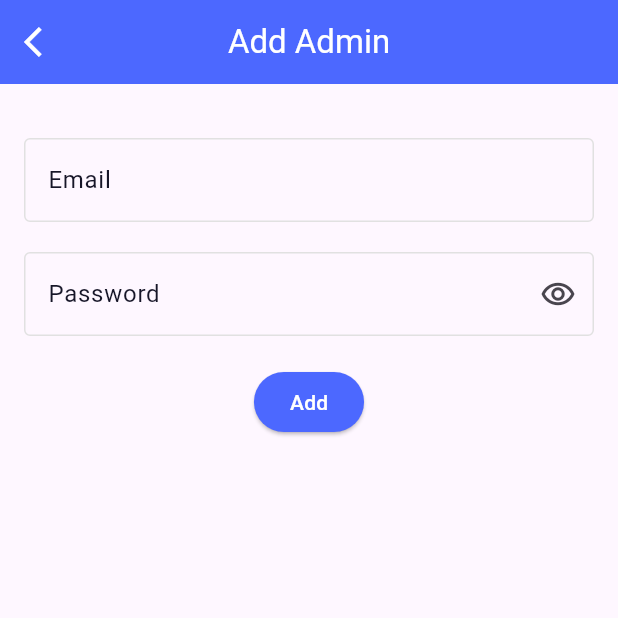
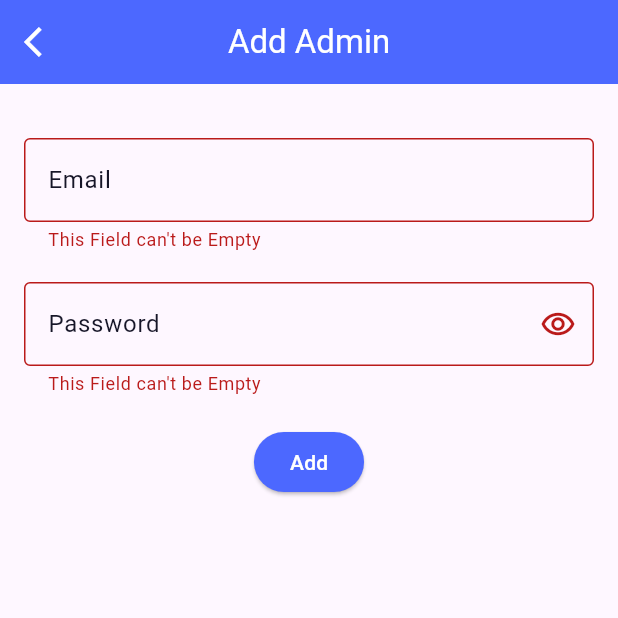
Before and after one commit to blalfayed/ecommerce_supabase_admin, a Flutter app: the AddAdminView screen opened directly, after a tap on "Add", on a phone screen of 412 x 824 dp, the top half of it. Run offline on Flutter 3.47's test engine with Material 3 defaults, Android fonts, the phone set to English and light mode, and no system bars; our stand-ins replace bloc, cached_network_image, dio, flutter_bloc.

Commit message:
add admin part 2

```diff
--- a/lib/features/add_admin/cubit/cubit/add_admin_cubit.dart
+++ b/lib/features/add_admin/cubit/cubit/add_admin_cubit.dart
@@ -22,6 +22,7 @@ class AddAdminCubit extends Cubit<AddAdminState> {
         emit(AddAdminError(msgError: response.data["msg"]));
       }
     } catch (e) {
+      print(e.toString());
       emit(AddAdminError(msgError: "Something Went Wrong, Please Try Again"));
     }
   }
--- a/lib/features/add_admin/views/add_admin_view.dart
+++ b/lib/features/add_admin/views/add_admin_view.dart
@@ -1,7 +1,13 @@
+import 'package:ecommerce_supabase_admin/core/components/custom_circle_pro_ind.dart';
 import 'package:ecommerce_supabase_admin/core/components/custom_elevated_button.dart';
 import 'package:ecommerce_supabase_admin/core/components/custom_search_field.dart';
 import 'package:ecommerce_supabase_admin/core/functions/build_custom_app_bar.dart';
+import 'package:ecommerce_supabase_admin/core/functions/navigate_without_back.dart';
+import 'package:ecommerce_supabase_admin/core/functions/show_msg.dart';
+import 'package:ecommerce_supabase_admin/features/add_admin/cubit/cubit/add_admin_cubit.dart';
+import 'package:ecommerce_supabase_admin/features/auth/view/login_view.dart';
 import 'package:flutter/material.dart';
+import 'package:flutter_bloc/flutter_bloc.dart';
 
 class AddAdminView extends StatefulWidget {
   const AddAdminView({super.key});
@@ -18,16 +24,32 @@ class _AddAdminViewState extends State<AddAdminView> {
   Widget build(BuildContext context) {
     return Scaffold(
       appBar: buildCustomAppBar(context, "Add Admin"),
-      body: Padding(
+      body: BlocProvider(
+        create: (context) => AddAdminCubit(),
+        child: BlocConsumer<AddAdminCubit, AddAdminState>(
+          listener: (context, state) {
+            if (state is AddAdminSuccess) {
+              navigateWithoutBack(context, LoginView());
+            }
+            if (state is AddAdminError) {
+              showMsg(context, state.msgError);
+            }
+          },
+          builder: (context, state) {
+            AddAdminCubit cubit = context.read<AddAdminCubit>();
+            return Padding(
               padding: const EdgeInsets.all(16.0),
-        child: Form(
+              child: state is AddAdminLoading
+                  ? CustomCircleProgIndicator()
+                  : Form(
                       key: _formKey,
                       child: Column(
                         children: [
                           SizedBox(
                             height: 20,
                           ),
-              CustomField(controller: _emailController, labelText: "Email"),
+                          CustomField(
+                              controller: _emailController, labelText: "Email"),
                           SizedBox(
                             height: 20,
                           ),
@@ -40,12 +62,22 @@ class _AddAdminViewState extends State<AddAdminView> {
                             height: 20,
                           ),
                           CustomElevatedButton(
-                onPressed: () {},
+                            onPressed: () {
+                              if (_formKey.currentState!.validate()) {
+                                cubit.createAnAdmin({
+                                  "email": _emailController.text,
+                                  "password": _passwordController.text
+                                });
+                              }
+                            },
                             child: Text("Add"),
                           ),
                         ],
                       ),
                     ),
+            );
+          },
+        ),
       ),
     );
   }
--- a/lib/main.dart
+++ b/lib/main.dart
@@ -1,8 +1,12 @@
+import 'package:ecommerce_supabase_admin/core/my_observer.dart';
+import 'package:ecommerce_supabase_admin/features/auth/view/login_view.dart';
 import 'package:ecommerce_supabase_admin/features/home/view/home_view.dart';
 import 'package:flutter/material.dart';
+import 'package:flutter_bloc/flutter_bloc.dart' show Bloc;
 
 void main() {
   runApp(const MyApp());
+  Bloc.observer = MyObserver();
 }
 
 class MyApp extends StatelessWidget {
@@ -18,7 +22,7 @@ class MyApp extends StatelessWidget {
         colorScheme: ColorScheme.fromSeed(seedColor: Colors.deepPurple),
         useMaterial3: true,
       ),
-      home: const HomeView(),
+      home: const LoginView(),
     );
   }
 }
```
Lines whose indentation alone changed are shown as unchanged.
